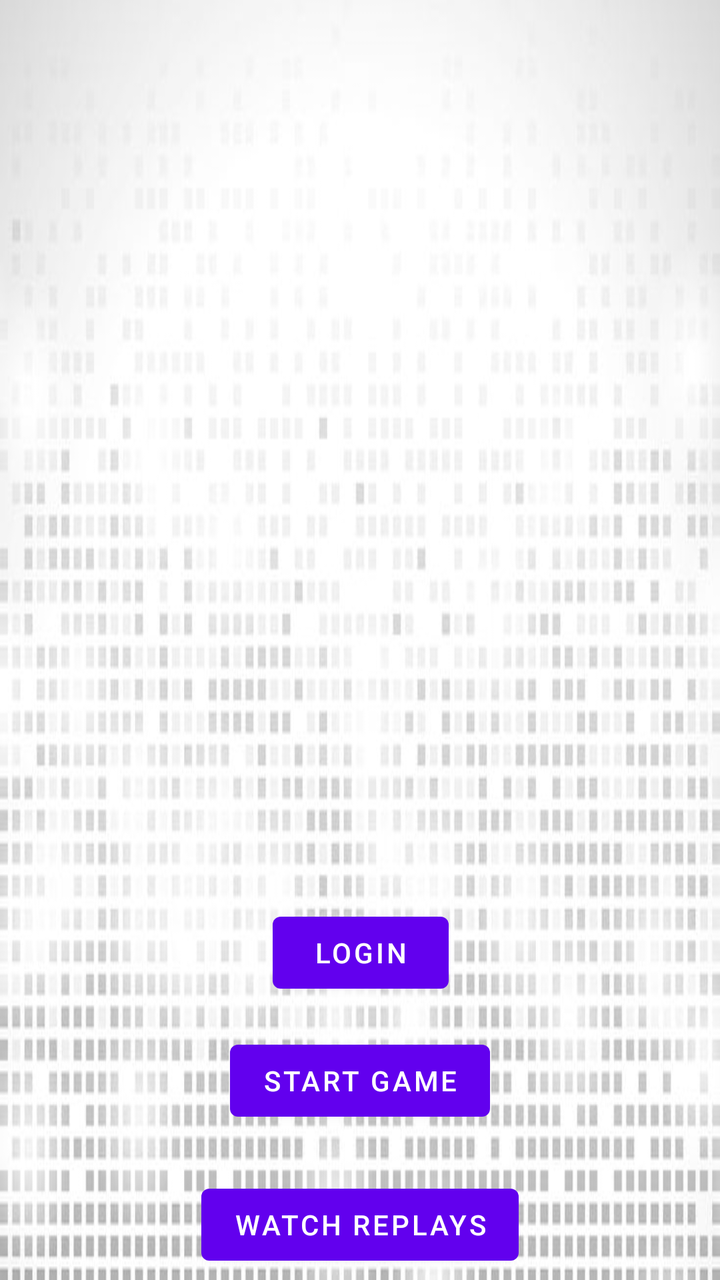
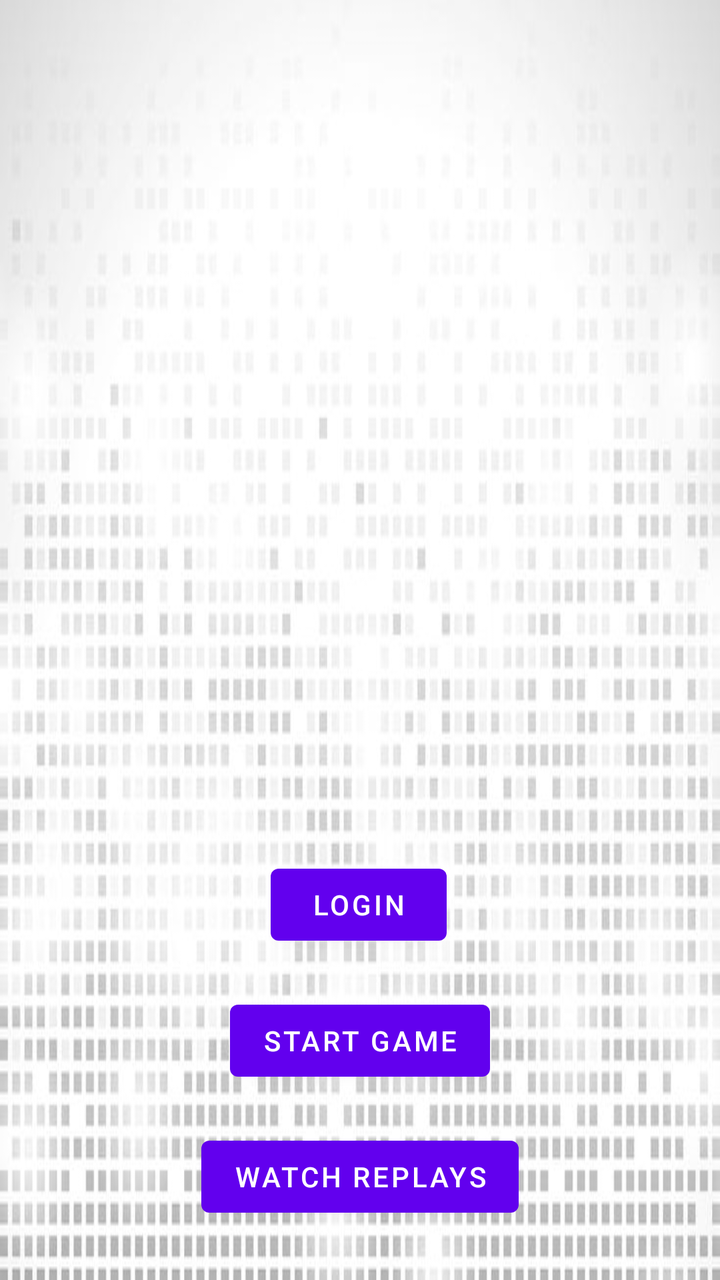

Compare the two renders of this Android layout. The source of the first and the diff that turns it into the second are given below.
<!-- AndroidManifest.xml: application theme Theme.Renovium -->
<!-- res/layout/fragment_main.xml -->
<?xml version="1.0" encoding="utf-8"?>
<layout xmlns:android="http://schemas.android.com/apk/res/android"
    xmlns:app="http://schemas.android.com/apk/res-auto"
    xmlns:tools="http://schemas.android.com/tools">

    <data>
        <variable
            name="viewModel"
            type="es.uam.eps.dadm.santioscar.renovium.MainMenuViewModel" />
    </data>

    <androidx.constraintlayout.widget.ConstraintLayout
        android:layout_width="match_parent"
        android:layout_height="match_parent"
        android:background="@drawable/card">

        <ImageView
            android:id="@+id/logo"
            android:layout_width="200dp"
            android:layout_height="200dp"
            android:layout_marginTop="4dp"
            android:src="@mipmap/icon_v1"
            app:layout_constraintEnd_toEndOf="parent"
            app:layout_constraintHorizontal_bias="0.497"
            app:layout_constraintStart_toStartOf="parent"
            app:layout_constraintTop_toTopOf="parent" />

        <TextView
            android:id="@+id/titleText"
            android:layout_width="wrap_content"
            android:layout_height="wrap_content"
            android:text="@{viewModel.welcomeMessage}"
            android:textSize="24sp"
            app:layout_constraintTop_toBottomOf="@id/logo"
            app:layout_constraintStart_toStartOf="parent"
            app:layout_constraintEnd_toEndOf="parent"
            android:layout_marginTop="20dp"/>

        <Button
            android:id="@+id/startButton"
            android:layout_width="wrap_content"
            android:layout_height="wrap_content"
            android:layout_marginTop="16dp"
            android:onClick="@{() -> viewModel.handleStartGame()}"
            android:text="@string/start_game"
            app:layout_constraintEnd_toEndOf="parent"
            app:layout_constraintStart_toStartOf="parent"
            app:layout_constraintTop_toBottomOf="@id/loginButton" />

        <Button
            android:id="@+id/loginButton"
            android:layout_width="wrap_content"
            android:layout_height="wrap_content"
            android:layout_marginTop="196dp"
            android:text="@string/login"
            app:layout_constraintEnd_toEndOf="parent"
            app:layout_constraintHorizontal_bias="0.501"
            app:layout_constraintStart_toStartOf="parent"
            app:layout_constraintTop_toBottomOf="@id/titleText" />

        <Button
            android:id="@+id/replaysButton"
            android:layout_width="wrap_content"
            android:layout_height="wrap_content"
            android:layout_marginTop="24dp"
            android:text="@string/replays"
            app:layout_constraintEnd_toEndOf="parent"
            app:layout_constraintStart_toStartOf="parent"
            app:layout_constraintTop_toBottomOf="@id/startButton" />

    </androidx.constraintlayout.widget.ConstraintLayout>
</layout>
<!-- resources referenced by this layout -->
<resources>
  <!-- drawable card: jpg bitmap (drawable, 45656 bytes) -->
  <!-- mipmap icon_v1 (mipmap-anydpi-v26) -->
  <?xml version="1.0" encoding="utf-8"?>
  <adaptive-icon xmlns:android="http://schemas.android.com/apk/res/android">
      <background android:drawable="@color/icon_v1_background"/>
      <foreground android:drawable="@mipmap/icon_v1_foreground"/>
  </adaptive-icon>
  <string name="login">Login</string>
  <string name="replays">Watch replays</string>
  <string name="start_game">Start game</string>
  <style name="Theme.Renovium" parent="Theme.MaterialComponents.DayNight.DarkActionBar">
          
          <item name="colorPrimary">@color/purple_500</item>
          <item name="colorPrimaryVariant">@color/purple_700</item>
          <item name="colorOnPrimary">@color/white</item>
          
          <item name="colorSecondary">@color/teal_200</item>
          <item name="colorSecondaryVariant">@color/teal_700</item>
          <item name="colorOnSecondary">@color/black</item>
          
          <item name="android:statusBarColor">?attr/colorPrimaryVariant</item>
          
      </style>
  <color name="icon_v1_background">#000000</color>
  <color name="purple_500">#FF6200EE</color>
  <color name="purple_700">#FF3700B3</color>
  <color name="white">#FFFFFFFF</color>
  <color name="teal_200">#FF03DAC5</color>
  <color name="teal_700">#FF018786</color>
  <color name="black">#FF000000</color>
</resources>

<!-- the commit's change to res/layout/fragment_main.xml (unified diff, before → after) -->
@@ -12,13 +12,15 @@
     <androidx.constraintlayout.widget.ConstraintLayout
         android:layout_width="match_parent"
         android:layout_height="match_parent"
-        android:background="@drawable/card">
+        android:background="@drawable/card"
+        tools:layout_editor_absoluteX="-1dp"
+        tools:layout_editor_absoluteY="-74dp">
 
         <ImageView
             android:id="@+id/logo"
             android:layout_width="200dp"
             android:layout_height="200dp"
-            android:layout_marginTop="4dp"
+            android:layout_marginTop="56dp"
             android:src="@mipmap/icon_v1"
             app:layout_constraintEnd_toEndOf="parent"
             app:layout_constraintHorizontal_bias="0.497"
@@ -29,18 +31,17 @@
             android:id="@+id/titleText"
             android:layout_width="wrap_content"
             android:layout_height="wrap_content"
-            android:text="@{viewModel.welcomeMessage}"
+            android:layout_marginTop="20dp"
             android:textSize="24sp"
-            app:layout_constraintTop_toBottomOf="@id/logo"
+            app:layout_constraintEnd_toEndOf="parent"
             app:layout_constraintStart_toStartOf="parent"
-            app:layout_constraintEnd_toEndOf="parent"
-            android:layout_marginTop="20dp"/>
+            app:layout_constraintTop_toBottomOf="@id/logo" />
 
         <Button
             android:id="@+id/startButton"
             android:layout_width="wrap_content"
             android:layout_height="wrap_content"
-            android:layout_marginTop="16dp"
+            android:layout_marginTop="20dp"
             android:onClick="@{() -> viewModel.handleStartGame()}"
             android:text="@string/start_game"
             app:layout_constraintEnd_toEndOf="parent"
@@ -51,10 +52,10 @@
             android:id="@+id/loginButton"
             android:layout_width="wrap_content"
             android:layout_height="wrap_content"
-            android:layout_marginTop="196dp"
+            android:layout_marginTop="120dp"
             android:text="@string/login"
             app:layout_constraintEnd_toEndOf="parent"
-            app:layout_constraintHorizontal_bias="0.501"
+            app:layout_constraintHorizontal_bias="0.498"
             app:layout_constraintStart_toStartOf="parent"
             app:layout_constraintTop_toBottomOf="@id/titleText" />
 
@@ -62,7 +63,7 @@
             android:id="@+id/replaysButton"
             android:layout_width="wrap_content"
             android:layout_height="wrap_content"
-            android:layout_marginTop="24dp"
+            android:layout_marginTop="20dp"
             android:text="@string/replays"
             app:layout_constraintEnd_toEndOf="parent"
             app:layout_constraintStart_toStartOf="parent"
